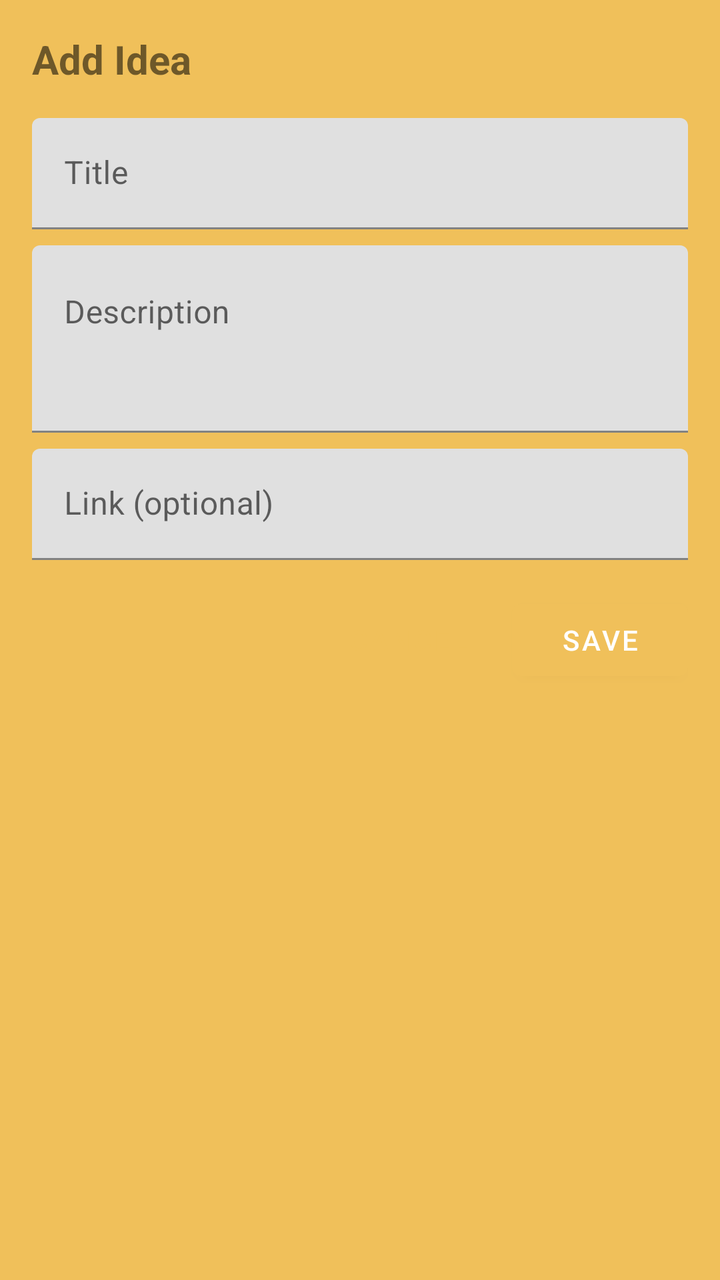
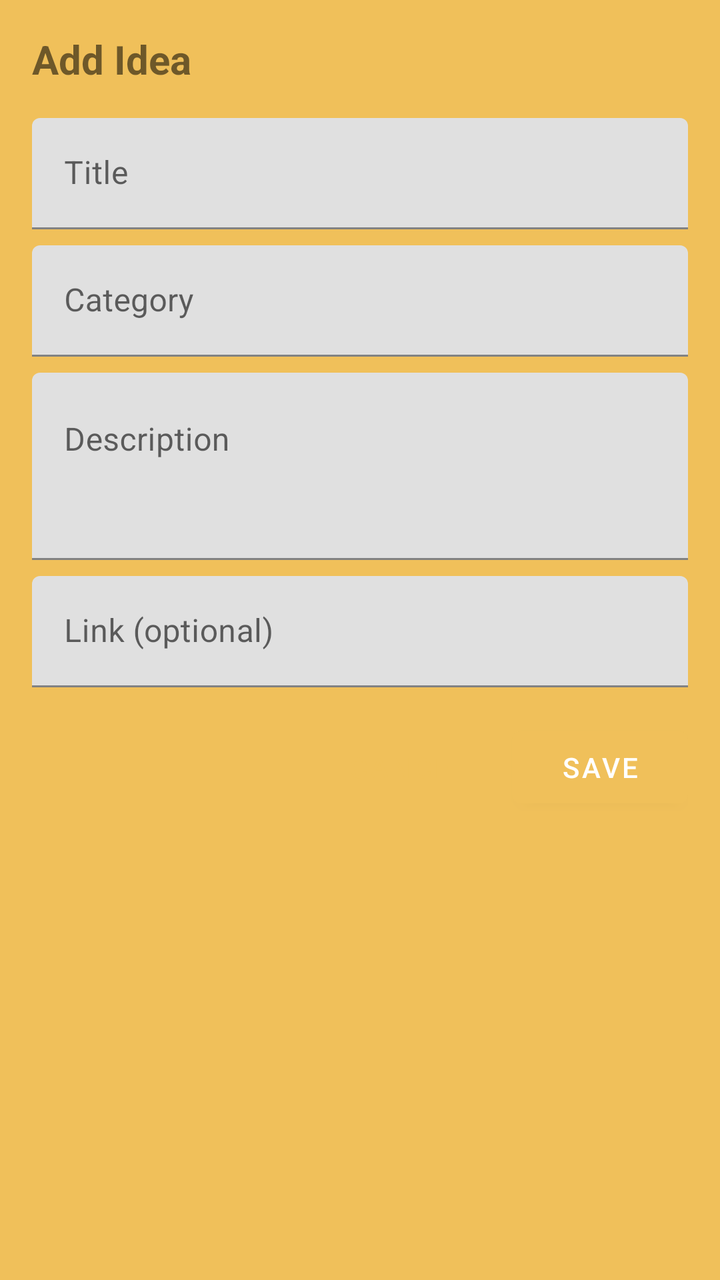

The first picture is an Android layout as it rendered before a commit; the second is the same layout after the commit. The layout source and the unified diff follow.
<!-- AndroidManifest.xml: application theme Theme.IdeasTracker -->
<!-- res/layout/dialog_add_idea.xml -->
<?xml version="1.0" encoding="utf-8"?>
<LinearLayout xmlns:android="http://schemas.android.com/apk/res/android"
    android:layout_width="match_parent"
    android:layout_height="wrap_content"
    android:orientation="vertical"
    android:padding="16dp">

    <TextView
        android:id="@+id/tvDialogTitle"
        android:layout_width="match_parent"
        android:layout_height="wrap_content"
        android:text="@string/add_idea"
        android:textSize="20sp"
        android:textStyle="bold"
        android:layout_marginBottom="16dp" />

    <com.google.android.material.textfield.TextInputLayout
        android:layout_width="match_parent"
        android:layout_height="wrap_content"
        android:hint="@string/title">
        <com.google.android.material.textfield.TextInputEditText
            android:id="@+id/etTitle"
            android:layout_width="match_parent"
            android:layout_height="wrap_content" />
    </com.google.android.material.textfield.TextInputLayout>

    <com.google.android.material.textfield.TextInputLayout
        android:layout_width="match_parent"
        android:layout_height="wrap_content"
        android:layout_marginTop="8dp"
        android:hint="@string/description">
        <com.google.android.material.textfield.TextInputEditText
            android:id="@+id/etDescription"
            android:layout_width="match_parent"
            android:layout_height="wrap_content"
            android:minLines="3"
            android:gravity="top" />
    </com.google.android.material.textfield.TextInputLayout>

    <com.google.android.material.textfield.TextInputLayout
        android:layout_width="match_parent"
        android:layout_height="wrap_content"
        android:layout_marginTop="8dp"
        android:hint="@string/link">
        <com.google.android.material.textfield.TextInputEditText
            android:id="@+id/etLink"
            android:layout_width="match_parent"
            android:layout_height="wrap_content" />
    </com.google.android.material.textfield.TextInputLayout>

    <LinearLayout
        android:layout_width="match_parent"
        android:layout_height="wrap_content"
        android:layout_marginTop="16dp"
        android:gravity="end"
        android:orientation="horizontal">

        <Button
            android:id="@+id/btnCancel"
            style="@style/Widget.MaterialComponents.Button.TextButton"
            android:layout_width="wrap_content"
            android:layout_height="wrap_content"
            android:text="@string/cancel" />

        <Button
            android:id="@+id/btnSave"
            android:layout_width="wrap_content"
            android:layout_height="wrap_content"
            android:layout_marginStart="8dp"
            android:text="@string/save" />
    </LinearLayout>
</LinearLayout>
<!-- resources referenced by this layout -->
<resources>
  <string name="add_idea">Add Idea</string>
  <string name="cancel">Cancel</string>
  <string name="description">Description</string>
  <string name="link">Link (optional)</string>
  <string name="save">Save</string>
  <string name="title">Title</string>
  <style name="Theme.IdeasTracker" parent="Theme.MaterialComponents.Light.NoActionBar">
          
          <item name="colorPrimary">@color/colorPrimary</item>
          <item name="colorPrimaryVariant">@color/colorPrimaryDark</item>
          
          <item name="colorSecondary">@color/colorAccent</item>
          <item name="colorSecondaryVariant">@color/colorAccent</item>
          
          <item name="android:statusBarColor">?attr/colorPrimaryVariant</item>
          
          <item name="android:windowBackground">@color/mimosa</item>
      </style>
  <color name="colorPrimary">#F0C05A</color>
  <color name="colorPrimaryDark">#D6A84E</color>
  <color name="colorAccent">#000000</color>
  <color name="mimosa">#F0C05A</color>
</resources>

<!-- the commit's change to res/layout/dialog_add_idea.xml (unified diff, before → after) -->
@@ -20,6 +20,17 @@
         android:hint="@string/title">
         <com.google.android.material.textfield.TextInputEditText
             android:id="@+id/etTitle"
+            android:layout_width="match_parent"
+            android:layout_height="wrap_content" />
+    </com.google.android.material.textfield.TextInputLayout>
+
+    <com.google.android.material.textfield.TextInputLayout
+        android:layout_width="match_parent"
+        android:layout_height="wrap_content"
+        android:layout_marginTop="8dp"
+        android:hint="Category">
+        <com.google.android.material.textfield.TextInputEditText
+            android:id="@+id/etCategory"
             android:layout_width="match_parent"
             android:layout_height="wrap_content" />
     </com.google.android.material.textfield.TextInputLayout>
